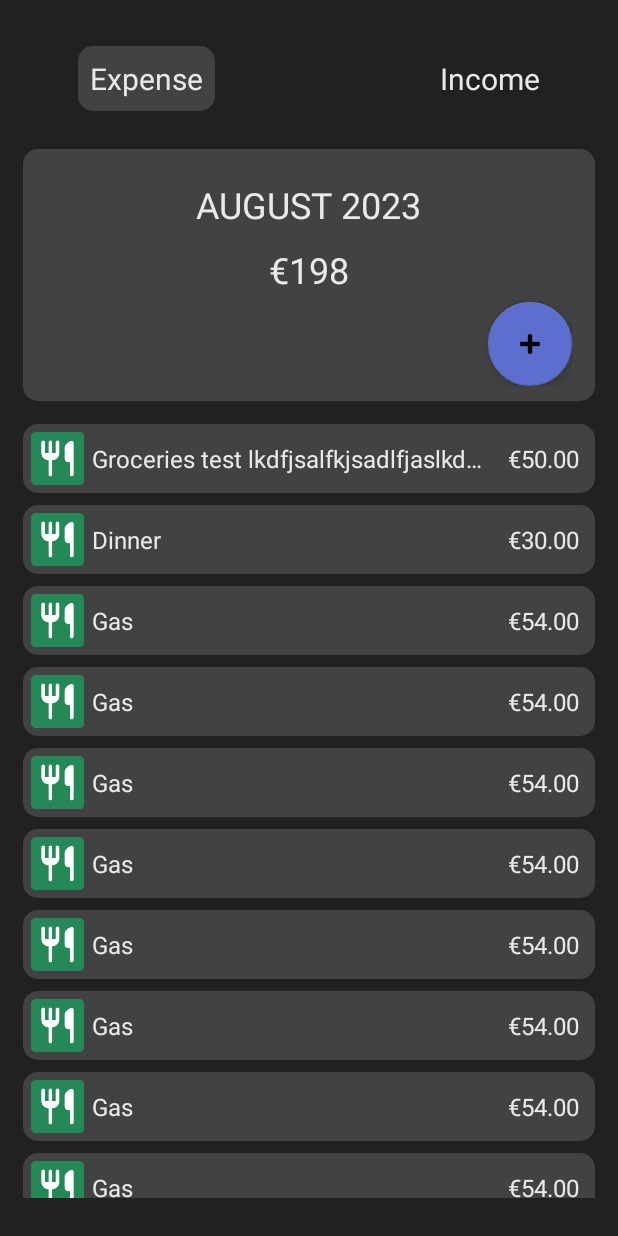
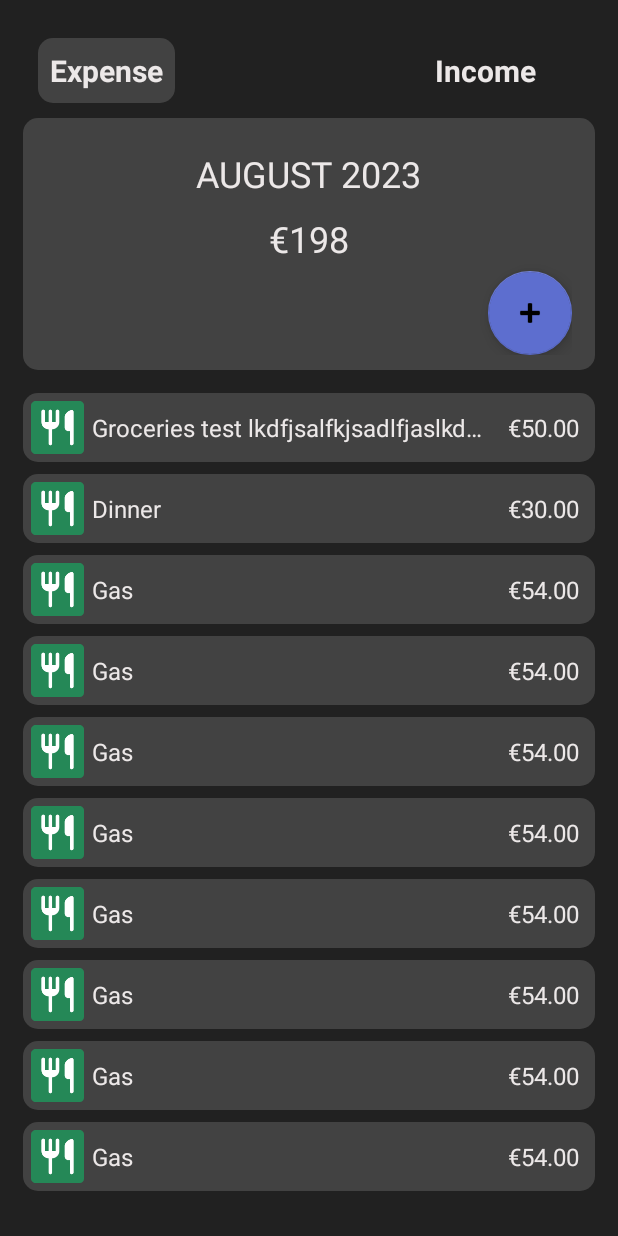
Before and after one commit to Pho3b/expense-tracker, an Android app: the screen it shows after launch (ListExpenseActivity), on a phone screen of 412 x 824 dp. Run offline under Robolectric (Android 15) with nearby library versions, the phone set to English and light mode, and no system bars.

Commit message:
feat: added transaction type buttons handling

```diff
--- a/app/src/main/java/com/example/expensetracker/activities/ListExpenseActivity.java
+++ b/app/src/main/java/com/example/expensetracker/activities/ListExpenseActivity.java
@@ -2,7 +2,6 @@ package com.example.expensetracker.activities;
 
 import android.content.Intent;
 import android.database.sqlite.SQLiteDatabase;
-import android.graphics.drawable.Drawable;
 import android.os.Bundle;
 import android.util.Log;
 import android.widget.TextView;
@@ -14,6 +13,8 @@ import androidx.recyclerview.widget.RecyclerView;
 
 import com.example.expensetracker.R;
 import com.example.expensetracker.db.ExpensesDbHelper;
+import com.example.expensetracker.enums.TransactionType;
+import com.example.expensetracker.models.Constants;
 import com.example.expensetracker.ui.expenses.Expense;
 import com.example.expensetracker.ui.expenses.ExpenseAdapter;
 import com.google.android.material.floatingactionbutton.FloatingActionButton;
@@ -24,43 +25,51 @@ import java.util.List;
 
 public class ListExpenseActivity extends AppCompatActivity {
 
+    private ExpenseAdapter expenseAdapter;
+
+    // View Element References
     private RecyclerView recyclerView;
-    private ExpenseAdapter expenseAdapter;
+    private TextView expenseTypeTxt;
+    private TextView incomeTypeTxt;
+
+    private TextView monthAmountView;
+    private TextView monthYearTitleView;
+
+    // View Related Data
+    private TransactionType selectedTransactionType = TransactionType.Expense;
+
 
     @Override
     protected void onCreate(Bundle savedInstanceState) {
         super.onCreate(savedInstanceState);
-        setContentView(R.layout.activity_expense_list);
+        setContentView(R.layout.activity_transactions_list);
 
+        LocalDate currentDate = LocalDate.now();
+        expenseTypeTxt = findViewById(R.id.expense_type_btn);
+        incomeTypeTxt = findViewById(R.id.income_type_btn);
         recyclerView = findViewById(R.id.recyclerView);
+        monthAmountView = findViewById(R.id.month_amount_txt);
+        monthYearTitleView = findViewById(R.id.month_year_txt);
+
         recyclerView.setLayoutManager(new LinearLayoutManager(this));
         recyclerView.setAdapter(new ExpenseAdapter(this.retrieveExpenses()));
-
-        ExpensesDbHelper dbHelper = new ExpensesDbHelper(this);
-        SQLiteDatabase db = dbHelper.getWritableDatabase();
-
-        // Attaching Listeners
-        attachOnClickListeners(db, dbHelper);
-
-        // Setting View Texts
-        TextView monthYearTitleView = findViewById(R.id.month_year_txt);
-        LocalDate currentDate = LocalDate.now();
+        monthAmountView.setText("€198");
+        expenseTypeTxt.setBackground(
+                ContextCompat.getDrawable(this, R.drawable.rounded_background)
+        );
         monthYearTitleView.setText(
                 getString(R.string.month_year_title, currentDate.getMonth(), currentDate.getYear())
         );
 
-        TextView monthAmountView = findViewById(R.id.month_amount_txt);
-        monthAmountView.setText("€198");
+//        ExpensesDbHelper dbHelper = new ExpensesDbHelper(this);
+//        SQLiteDatabase db = dbHelper.getWritableDatabase();
 
-        TextView expenseCategoryTxt = findViewById(R.id.expense_category_txt);
-        expenseCategoryTxt.setBackground(
-                ContextCompat.getDrawable(this, R.drawable.rounded_background)
-        );
+        attachOnClickListeners();
     }
 
-    private void attachOnClickListeners(SQLiteDatabase db, ExpensesDbHelper dbHelper) {
+    private void attachOnClickListeners() {
 
-        FloatingActionButton addExpenseBtn = findViewById(R.id.addExpenseBtn);
+        FloatingActionButton addExpenseBtn = findViewById(R.id.add_expense_btn);
 
         addExpenseBtn.setOnClickListener(v -> {
             Log.d(this.getLocalClassName(), "Starting the second activity");
@@ -68,6 +77,7 @@ public class ListExpenseActivity extends AppCompatActivity {
                     ListExpenseActivity.this,
                     CreateTransactionActivity.class
             );
+            intent.putExtra(Constants.TRANSACTION_TYPE_EXTRA, selectedTransactionType);
             startActivity(intent);
 
 //            boolean res = dbHelper.insertNewExpense(db, new Expense("Cinema Test", 11));
@@ -79,6 +89,28 @@ public class ListExpenseActivity extends AppCompatActivity {
 //                    Toast.LENGTH_SHORT
 //            ).show();
         });
+
+        expenseTypeTxt.setOnClickListener(
+                btn -> {
+                    selectedTransactionType = TransactionType.Expense;
+                    TextView expenseTypeBtn = (TextView) btn;
+                    expenseTypeBtn.setBackground(
+                            ContextCompat.getDrawable(this, R.drawable.rounded_background)
+                    );
+                    incomeTypeTxt.setBackground(null);
+                }
+        );
+
+        incomeTypeTxt.setOnClickListener(
+                btn -> {
+                    selectedTransactionType = TransactionType.Income;
+                    TextView incomeTypeBtn = (TextView) btn;
+                    incomeTypeBtn.setBackground(
+                            ContextCompat.getDrawable(this, R.drawable.rounded_background)
+                    );
+                    expenseTypeTxt.setBackground(null);
+                }
+        );
     }
 
     private List<Expense> retrieveExpenses() {
--- /dev/null
+++ b/app/src/main/java/com/example/expensetracker/enums/TransactionType.java
@@ -0,0 +1,6 @@
+package com.example.expensetracker.enums;
+
+public enum TransactionType {
+    Expense,
+    Income
+}
--- /dev/null
+++ b/app/src/main/java/com/example/expensetracker/models/Constants.java
@@ -0,0 +1,5 @@
+package com.example.expensetracker.models;
+
+public class Constants {
+    public static final String TRANSACTION_TYPE_EXTRA = "transaction_type";
+}
--- a/app/src/main/java/com/example/expensetracker/ui/expenses/ExpenseAdapter.java
+++ b/app/src/main/java/com/example/expensetracker/ui/expenses/ExpenseAdapter.java
@@ -24,7 +24,7 @@ public class ExpenseAdapter extends RecyclerView.Adapter<ExpenseAdapter.ViewHold
     @Override
     public ViewHolder onCreateViewHolder(@NonNull ViewGroup parent, int viewType) {
         View view = LayoutInflater.from(parent.getContext()).inflate(
-                R.layout.expense_item,
+                R.layout.transaction_item,
                 parent,
                 false
         );
--- a/app/src/main/res/layout/activity_expense_list.xml
+++ b/app/src/main/res/layout/activity_transactions_list.xml
@@ -4,81 +4,81 @@
     xmlns:tools="http://schemas.android.com/tools"
     android:layout_width="match_parent"
     android:layout_height="match_parent"
+    android:orientation="vertical"
     android:paddingLeft="15dp"
     android:paddingTop="15dp"
     android:paddingRight="15dp"
     android:paddingBottom="25dp"
-    android:orientation="vertical"
     tools:context=".activities.ListExpenseActivity">
 
     <LinearLayout
         android:layout_width="match_parent"
         android:layout_height="wrap_content"
-        android:paddingLeft="15dp"
-        android:paddingTop="15dp"
-        android:paddingRight="15dp"
-        android:paddingBottom="10dp"
-        android:gravity="center"
-        android:layout_marginBottom="15dp">
-
+        android:orientation="horizontal"
+        android:padding="10dp">
 
         <TextView
-            android:id="@+id/expense_category_txt"
+            android:id="@+id/expense_type_btn"
             android:layout_width="wrap_content"
             android:layout_height="wrap_content"
+            android:clickable="true"
+            android:gravity="start"
             android:padding="8dp"
+            android:text="Expense"
             android:textSize="20sp"
-            android:text="Expense" />
+            android:textStyle="bold" />
 
         <TextView
-            android:id="@+id/textView3"
+            android:id="@+id/income_type_btn"
+            android:text="Income"
             android:layout_width="wrap_content"
             android:layout_height="wrap_content"
-            android:layout_marginStart="150dp"
-            android:textSize="20sp"
-            android:text="Income" />
+            android:gravity="end"
+            android:padding="8dp"
+            android:layout_marginStart="165dp"
+            android:textStyle="bold"
+            android:clickable="true"
+            android:textSize="20sp" />
     </LinearLayout>
 
     <LinearLayout
         android:layout_width="match_parent"
         android:layout_height="wrap_content"
+        android:layout_marginBottom="15dp"
+        android:background="@drawable/rounded_background"
+        android:orientation="vertical"
         android:paddingLeft="15dp"
         android:paddingTop="15dp"
         android:paddingRight="15dp"
-        android:paddingBottom="10dp"
-        android:layout_marginBottom="15dp"
-        android:background="@drawable/rounded_background"
-        android:orientation="vertical">
+        android:paddingBottom="10dp">
 
         <TextView
             android:id="@+id/month_year_txt"
             android:layout_width="wrap_content"
             android:layout_height="wrap_content"
             android:layout_gravity="center"
+            android:padding="5dp"
             android:text="August 2023"
-            android:textSize="24sp"
-            android:padding="5dp" />
+            android:textSize="24sp" />
 
         <TextView
             android:id="@+id/month_amount_txt"
             android:layout_width="wrap_content"
             android:layout_height="wrap_content"
             android:layout_gravity="center"
+            android:padding="5dp"
             android:text="234"
-            android:textSize="24sp"
-            android:padding="5dp" />
+            android:textSize="24sp" />
 
         <com.google.android.material.floatingactionbutton.FloatingActionButton
-            android:id="@+id/addExpenseBtn"
+            android:id="@+id/add_expense_btn"
             android:layout_width="match_parent"
             android:layout_height="wrap_content"
             android:layout_gravity="end"
             android:clickable="true"
             android:src="@android:drawable/ic_input_add"
             app:backgroundTint="#5D6ECF" />
-
     </LinearLayout>
-
 
 
     <androidx.recyclerview.widget.RecyclerView
@@ -86,4 +86,5 @@
         android:layout_width="match_parent"
         android:layout_height="0dp"
         android:layout_weight="1" />
+
 </LinearLayout>
```
Also changed, not shown: app/src/main/java/com/example/expensetracker/activities/CreateTransactionActivity.java (+44 -0 lines), app/src/main/res/layout/activity_create_transaction.xml (+30 -0 lines), app/src/main/res/layout/transaction_item.xml (renamed from app/src/main/res/layout/expense_item.xml).
